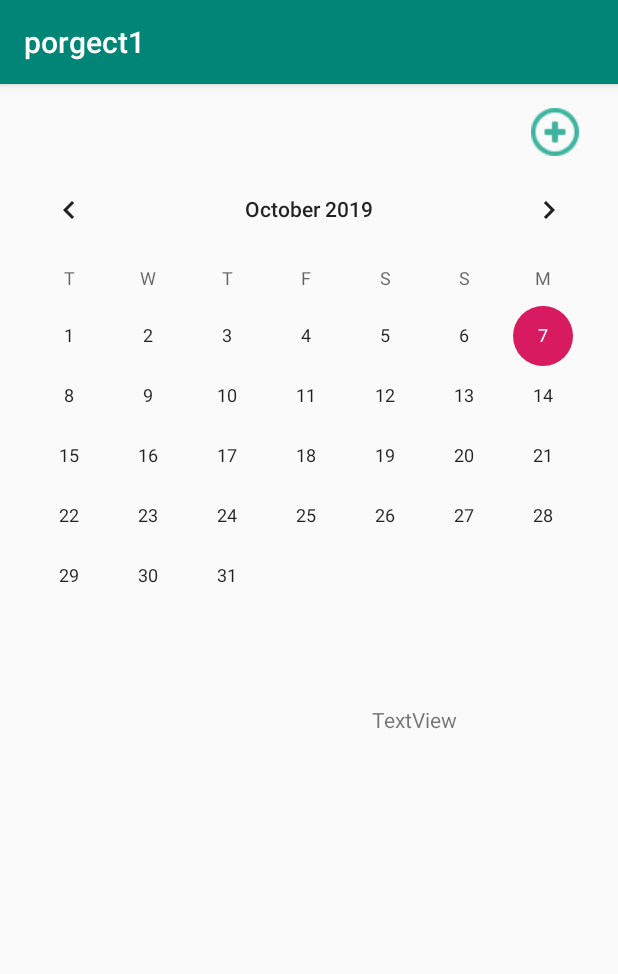
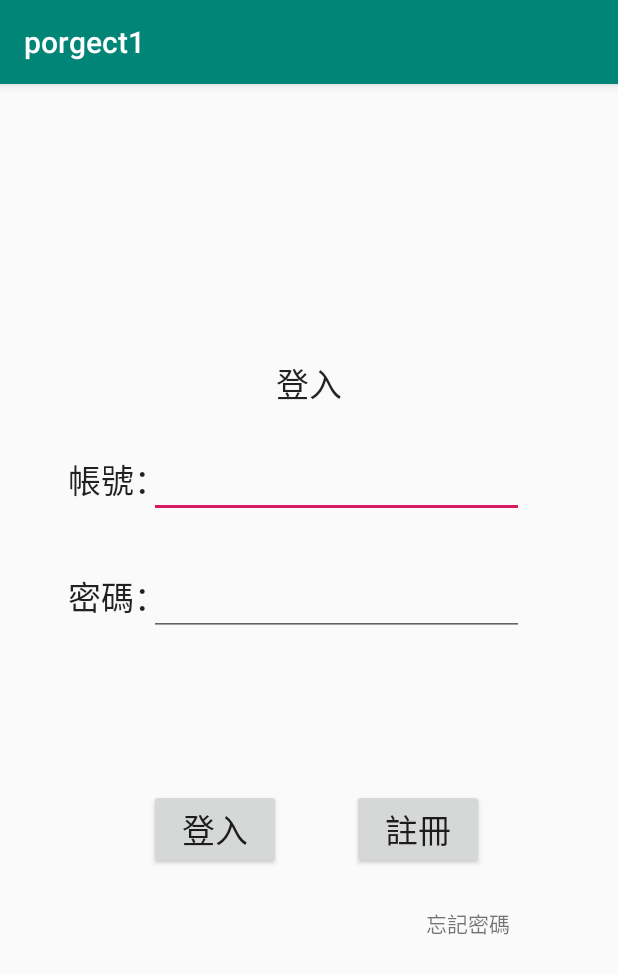
Before and after one commit to linsmac/porgect2, an Android app: the screen it shows after launch (MainActivity before the commit, Login after it), on a phone screen of 412 x 824 dp. Shown: the top 974 px of the screen. Run offline under Robolectric (Android 15) with nearby library versions, the phone set to English and light mode, and no system bars.

Commit message:
login page

```diff
--- a/app/build.gradle
+++ b/app/build.gradle
@@ -31,4 +31,5 @@ dependencies {
     testImplementation 'junit:junit:4.12'
     androidTestImplementation 'androidx.test:runner:1.2.0'
     androidTestImplementation 'androidx.test.espresso:espresso-core:3.2.0'
+
 }
--- a/app/src/main/java/com/example/porgect1/WelcomeActivity.java
+++ b/app/src/main/java/com/example/porgect1/WelcomeActivity.java
@@ -22,7 +22,7 @@ public class WelcomeActivity extends Activity {
                 case GOTO_MAIN_ACTIVITY:
                     Intent intent = new Intent();
 
-                    intent.setClass(WelcomeActivity.this, MainActivity.class);
+                    intent.setClass(WelcomeActivity.this, Login.class);
                     startActivity(intent);
                     finish();
                     break;
--- /dev/null
+++ b/app/src/main/res/layout/activity_login.xml
@@ -0,0 +1,97 @@
+<?xml version="1.0" encoding="utf-8"?>
+<androidx.constraintlayout.widget.ConstraintLayout xmlns:android="http://schemas.android.com/apk/res/android"
+    xmlns:app="http://schemas.android.com/apk/res-auto"
+    xmlns:tools="http://schemas.android.com/tools"
+    android:layout_width="match_parent"
+    android:layout_height="match_parent"
+    tools:context=".Login">
+
+    <TextView
+        android:id="@+id/TextView"
+        android:layout_width="wrap_content"
+        android:layout_height="wrap_content"
+        android:layout_marginTop="167dp"
+        android:layout_marginBottom="164dp"
+        android:text="帳號："
+        android:textAppearance="@style/TextAppearance.AppCompat.Large"
+        app:layout_constraintBottom_toBottomOf="@+id/login"
+        app:layout_constraintEnd_toEndOf="@+id/textView5"
+        app:layout_constraintStart_toStartOf="@+id/textView5"
+        app:layout_constraintTop_toTopOf="parent" />
+
+    <EditText
+        android:id="@+id/userid"
+        android:layout_width="250dp"
+        android:layout_height="46dp"
+        android:layout_marginStart="54dp"
+        android:ems="10"
+        android:inputType="textPersonName"
+        app:layout_constraintBaseline_toBaselineOf="@+id/TextView"
+        app:layout_constraintStart_toStartOf="@+id/TextView" />
+
+    <TextView
+        android:id="@+id/textView5"
+        android:layout_width="wrap_content"
+        android:layout_height="wrap_content"
+        android:layout_marginStart="45dp"
+        android:layout_marginTop="35dp"
+        android:text="密碼："
+        android:textAppearance="@style/TextAppearance.AppCompat.Large"
+        app:layout_constraintStart_toStartOf="parent"
+        app:layout_constraintTop_toBottomOf="@+id/userid" />
+
+    <EditText
+        android:id="@+id/passwd"
+        android:layout_width="0dp"
+        android:layout_height="48dp"
+        android:ems="10"
+        android:inputType="textPersonName|textPassword"
+        app:layout_constraintBaseline_toBaselineOf="@+id/textView5"
+        app:layout_constraintEnd_toEndOf="@+id/userid"
+        app:layout_constraintStart_toStartOf="@+id/userid" />
+
+    <TextView
+        android:id="@+id/textView6"
+        android:layout_width="wrap_content"
+        android:layout_height="wrap_content"
+        android:layout_marginBottom="27dp"
+        android:text="登入"
+        android:textAppearance="@style/TextAppearance.AppCompat.Large"
+        app:layout_constraintBottom_toTopOf="@+id/userid"
+        app:layout_constraintEnd_toEndOf="parent"
+        app:layout_constraintStart_toStartOf="parent" />
+
+    <Button
+        android:id="@+id/login"
+        android:layout_width="wrap_content"
+        android:layout_height="wrap_content"
+        android:text="登入"
+        android:textAppearance="@style/TextAppearance.AppCompat.Large"
+        app:layout_constraintBaseline_toBaselineOf="@+id/button4"
+        app:layout_constraintStart_toStartOf="@+id/passwd"
+        android:onClick="login"
+        />
+
+    <Button
+        android:id="@+id/button4"
+        android:layout_width="wrap_content"
+        android:layout_height="wrap_content"
+        android:layout_marginEnd="17dp"
+        android:layout_marginBottom="25dp"
+        android:text="註冊"
+        android:textAppearance="@style/TextAppearance.AppCompat.Large"
+        app:layout_constraintBottom_toTopOf="@+id/textView7"
+        app:layout_constraintEnd_toEndOf="@+id/textView7"
+         android:onClick="cancel"
+         />
+
+    <TextView
+        android:id="@+id/textView7"
+        android:layout_width="wrap_content"
+        android:layout_height="wrap_content"
+        android:layout_marginEnd="72dp"
+        android:layout_marginBottom="198dp"
+        android:text="忘記密碼"
+        app:layout_constraintBottom_toBottomOf="parent"
+        app:layout_constraintEnd_toEndOf="parent" />
+</androidx.constraintlayout.widget.ConstraintLayout>
--- a/app/src/main/res/layout/activity_main.xml
+++ b/app/src/main/res/layout/activity_main.xml
@@ -44,14 +44,18 @@
         android:textSize="18dp"
         app:layout_constraintEnd_toEndOf="parent"
         app:layout_constraintStart_toStartOf="parent"
-        app:layout_constraintTop_toBottomOf="@+id/calendarView" />
+        app:layout_constraintTop_toBottomOf="@+id/calendarView"
+        android:text="請選擇日期"
+        />
 
     <TextView
-        android:id="@+id/textView2"
+        android:id="@+id/moneyback"
         android:layout_width="wrap_content"
         android:layout_height="wrap_content"
-        android:layout_marginStart="248dp"
+        android:layout_marginStart="292dp"
+        android:layout_marginTop="8dp"
         android:text="TextView"
+        android:textAppearance="@style/TextAppearance.AppCompat.Large"
         app:layout_constraintStart_toStartOf="@+id/calendarView"
         app:layout_constraintTop_toBottomOf="@+id/dateTextView" />
 
```
Also changed, not shown: app/src/main/AndroidManifest.xml (+2 -5 lines), app/src/main/java/com/example/porgect1/AddView.java (+11 -5 lines), app/src/main/java/com/example/porgect1/Login.java (added, +47 -0 lines), app/src/main/java/com/example/porgect1/MainActivity.java (+15 -2 lines), app/src/main/res/layout/activity_add_view.xml (+5 -5 lines).
